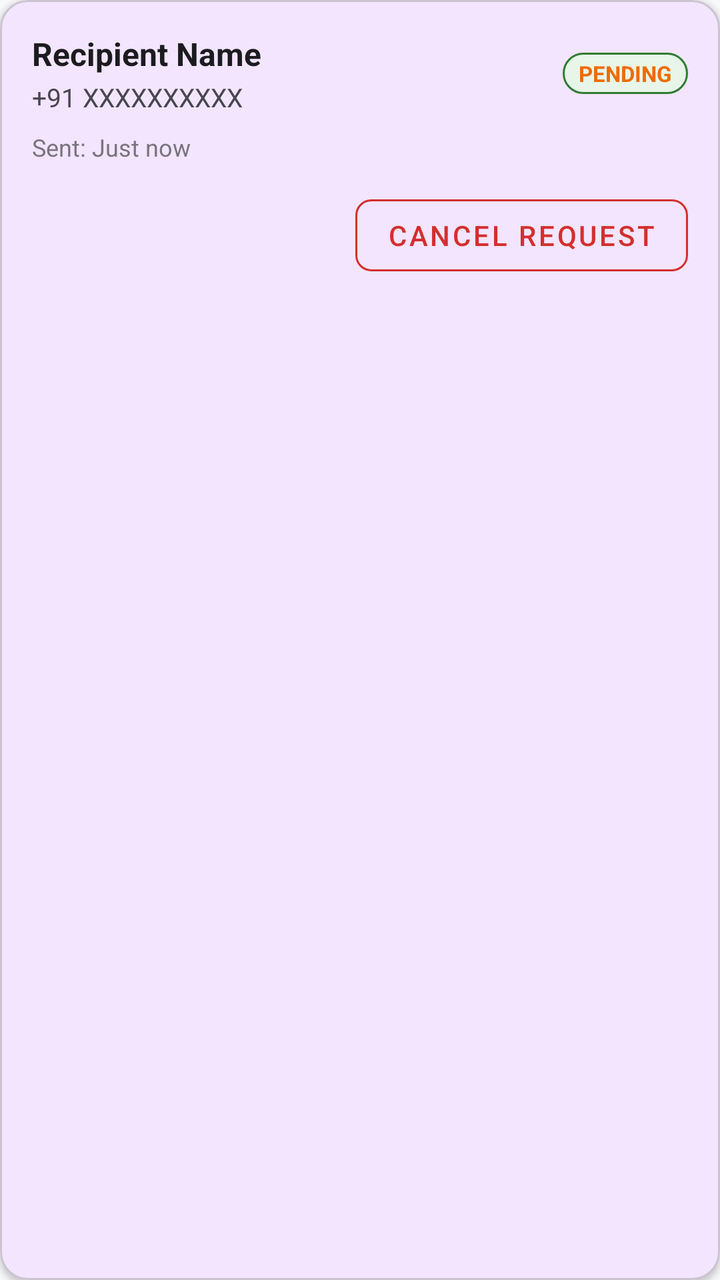
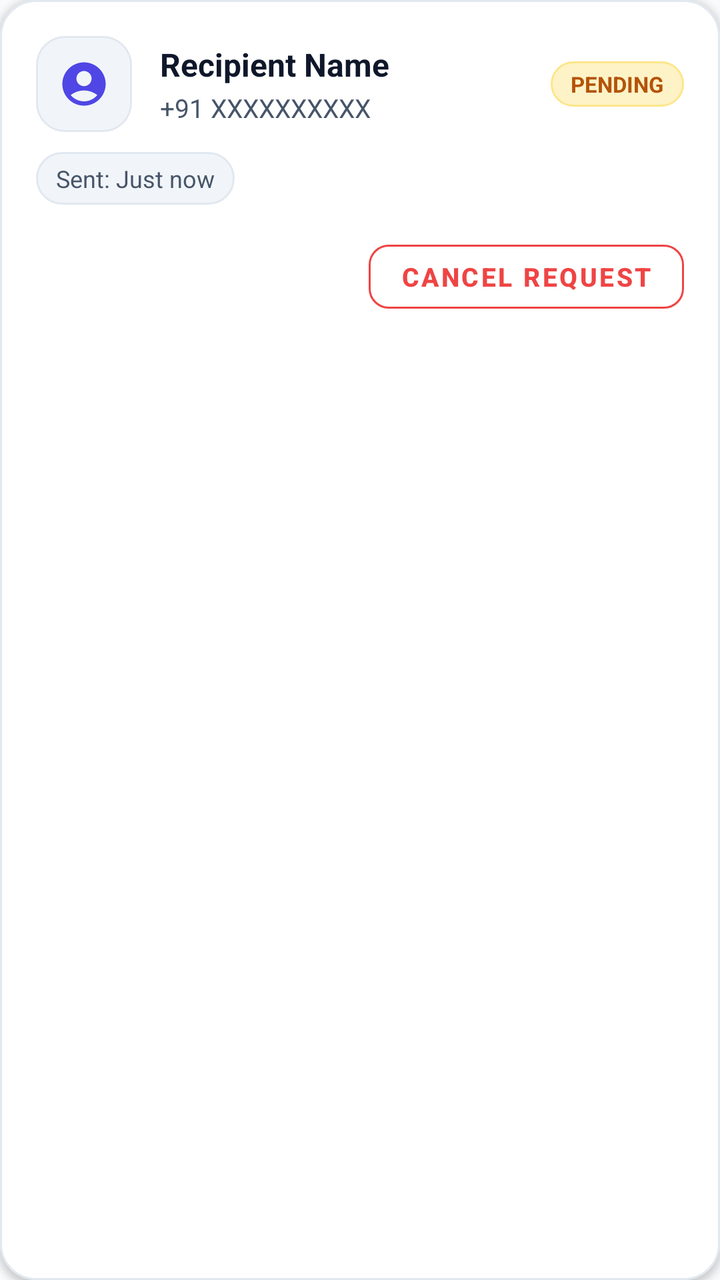

An Android layout rendered at two revisions. The XML below is the earlier revision; the diff shows what the commit changed to produce the second picture.
<!-- AndroidManifest.xml: application theme Theme.SafeTrack -->
<!-- res/layout/item_sent_request.xml -->
<?xml version="1.0" encoding="utf-8"?>
<com.google.android.material.card.MaterialCardView xmlns:android="http://schemas.android.com/apk/res/android"
    xmlns:app="http://schemas.android.com/apk/res-auto"
    android:layout_width="match_parent"
    android:layout_height="wrap_content"
    android:layout_marginBottom="12dp"
    app:cardCornerRadius="14dp"
    app:cardElevation="2dp">

    <LinearLayout
        android:layout_width="match_parent"
        android:layout_height="wrap_content"
        android:orientation="vertical"
        android:padding="16dp">

        <LinearLayout
            android:layout_width="match_parent"
            android:layout_height="wrap_content"
            android:gravity="center_vertical"
            android:orientation="horizontal">

            <LinearLayout
                android:layout_width="0dp"
                android:layout_height="wrap_content"
                android:layout_weight="1"
                android:orientation="vertical">

                <TextView
                    android:id="@+id/tvSentReceiverName"
                    android:layout_width="wrap_content"
                    android:layout_height="wrap_content"
                    android:text="Recipient Name"
                    android:textColor="@color/text_primary"
                    android:textSize="16sp"
                    android:textStyle="bold" />

                <TextView
                    android:id="@+id/tvSentReceiverPhone"
                    android:layout_width="wrap_content"
                    android:layout_height="wrap_content"
                    android:layout_marginTop="2dp"
                    android:text="+91 XXXXXXXXXX"
                    android:textColor="@color/text_secondary"
                    android:textSize="13sp" />
            </LinearLayout>

            <TextView
                android:id="@+id/tvSentStatusBadge"
                android:layout_width="wrap_content"
                android:layout_height="wrap_content"
                android:background="@drawable/bg_status_badge"
                android:paddingStart="8dp"
                android:paddingTop="3dp"
                android:paddingEnd="8dp"
                android:paddingBottom="3dp"
                android:text="PENDING"
                android:textColor="@color/safety_amber"
                android:textSize="11sp"
                android:textStyle="bold" />
        </LinearLayout>

        <TextView
            android:id="@+id/tvSentRequestTime"
            android:layout_width="wrap_content"
            android:layout_height="wrap_content"
            android:layout_marginTop="8dp"
            android:text="Sent: Just now"
            android:textColor="@color/text_hint"
            android:textSize="12sp" />

        <LinearLayout
            android:layout_width="match_parent"
            android:layout_height="wrap_content"
            android:layout_marginTop="12dp"
            android:gravity="end"
            android:orientation="horizontal">

            <com.google.android.material.button.MaterialButton
                android:id="@+id/btnCancelSentRequest"
                style="@style/Widget.MaterialComponents.Button.OutlinedButton"
                android:layout_width="wrap_content"
                android:layout_height="wrap_content"
                android:text="Cancel Request"
                android:textColor="@color/safety_red"
                app:cornerRadius="8dp"
                app:strokeColor="@color/safety_red" />
        </LinearLayout>

    </LinearLayout>
</com.google.android.material.card.MaterialCardView>
<!-- resources referenced by this layout -->
<resources>
  <color name="safety_amber">#ED6C02</color>
  <color name="safety_red">#D32F2F</color>
  <color name="text_hint">#79747E</color>
  <color name="text_primary">#1C1B1F</color>
  <color name="text_secondary">#49454F</color>
  <!-- drawable bg_status_badge (drawable) -->
  <?xml version="1.0" encoding="utf-8"?>
  <shape xmlns:android="http://schemas.android.com/apk/res/android"
      android:shape="rectangle">
      <corners android:radius="16dp" />
      <solid android:color="@color/safety_green_light" />
      <stroke
          android:width="1dp"
          android:color="@color/safety_green" />
  </shape>
  <style name="Theme.SafeTrack" parent="Theme.Material3.DayNight.NoActionBar">
          
          <item name="colorPrimary">@color/primary</item>
          <item name="colorPrimaryVariant">@color/primary_variant</item>
          <item name="colorOnPrimary">@color/surface_light</item>
          
          <item name="colorSecondary">@color/secondary</item>
          <item name="colorSecondaryVariant">@color/secondary_variant</item>
          <item name="colorOnSecondary">@color/text_primary</item>
          
          <item name="android:statusBarColor">@color/primary_variant</item>
          <item name="android:windowLightStatusBar">false</item>
          <item name="android:windowBackground">@color/background_light</item>
      </style>
  <color name="safety_green_light">#E8F5E9</color>
  <color name="safety_green">#2E7D32</color>
  <color name="primary">#6200EE</color>
  <color name="primary_variant">#3700B3</color>
  <color name="surface_light">#FFFFFF</color>
  <color name="secondary">#03DAC6</color>
  <color name="secondary_variant">#018786</color>
  <color name="background_light">#F8F9FA</color>
</resources>

<!-- the commit's change to res/layout/item_sent_request.xml (unified diff, before → after) -->
@@ -4,14 +4,16 @@
     android:layout_width="match_parent"
     android:layout_height="wrap_content"
     android:layout_marginBottom="12dp"
-    app:cardCornerRadius="14dp"
-    app:cardElevation="2dp">
+    app:cardCornerRadius="18dp"
+    app:cardElevation="2dp"
+    app:strokeColor="@color/card_stroke"
+    app:strokeWidth="1dp">
 
     <LinearLayout
         android:layout_width="match_parent"
         android:layout_height="wrap_content"
         android:orientation="vertical"
-        android:padding="16dp">
+        android:padding="18dp">
 
         <LinearLayout
             android:layout_width="match_parent"
@@ -19,9 +21,23 @@
             android:gravity="center_vertical"
             android:orientation="horizontal">
 
+            <FrameLayout
+                android:layout_width="48dp"
+                android:layout_height="48dp"
+                android:background="@drawable/bg_stat_card">
+
+                <ImageView
+                    android:layout_width="26dp"
+                    android:layout_height="26dp"
+                    android:layout_gravity="center"
+                    android:src="@drawable/ic_avatar_default"
+                    app:tint="@color/primary" />
+            </FrameLayout>
+
             <LinearLayout
                 android:layout_width="0dp"
                 android:layout_height="wrap_content"
+                android:layout_marginStart="14dp"
                 android:layout_weight="1"
                 android:orientation="vertical">
 
@@ -48,13 +64,13 @@
                 android:id="@+id/tvSentStatusBadge"
                 android:layout_width="wrap_content"
                 android:layout_height="wrap_content"
-                android:background="@drawable/bg_status_badge"
-                android:paddingStart="8dp"
-                android:paddingTop="3dp"
-                android:paddingEnd="8dp"
-                android:paddingBottom="3dp"
+                android:background="@drawable/bg_pill_paused"
+                android:paddingStart="10dp"
+                android:paddingTop="4dp"
+                android:paddingEnd="10dp"
+                android:paddingBottom="4dp"
                 android:text="PENDING"
-                android:textColor="@color/safety_amber"
+                android:textColor="@color/pill_paused_text"
                 android:textSize="11sp"
                 android:textStyle="bold" />
         </LinearLayout>
@@ -63,15 +79,20 @@
             android:id="@+id/tvSentRequestTime"
             android:layout_width="wrap_content"
             android:layout_height="wrap_content"
-            android:layout_marginTop="8dp"
+            android:layout_marginTop="10dp"
+            android:background="@drawable/bg_stat_card"
+            android:paddingStart="10dp"
+            android:paddingTop="5dp"
+            android:paddingEnd="10dp"
+            android:paddingBottom="5dp"
             android:text="Sent: Just now"
-            android:textColor="@color/text_hint"
+            android:textColor="@color/text_secondary"
             android:textSize="12sp" />
 
         <LinearLayout
             android:layout_width="match_parent"
             android:layout_height="wrap_content"
-            android:layout_marginTop="12dp"
+            android:layout_marginTop="14dp"
             android:gravity="end"
             android:orientation="horizontal">
 
@@ -79,10 +100,12 @@
                 android:id="@+id/btnCancelSentRequest"
                 style="@style/Widget.MaterialComponents.Button.OutlinedButton"
                 android:layout_width="wrap_content"
-                android:layout_height="wrap_content"
+                android:layout_height="44dp"
                 android:text="Cancel Request"
                 android:textColor="@color/safety_red"
-                app:cornerRadius="8dp"
+                android:textSize="13sp"
+                android:textStyle="bold"
+                app:cornerRadius="10dp"
                 app:strokeColor="@color/safety_red" />
         </LinearLayout>
 
<!-- resource entries referenced after the edit -->
@@ -1,41 +1,82 @@
 <!-- resources referenced by this layout -->
 <resources>
-  <color name="safety_amber">#ED6C02</color>
-  <color name="safety_red">#D32F2F</color>
-  <color name="text_hint">#79747E</color>
-  <color name="text_primary">#1C1B1F</color>
-  <color name="text_secondary">#49454F</color>
-  <!-- drawable bg_status_badge (drawable) -->
+  <color name="card_stroke">#E2E8F0</color>
+  <color name="pill_paused_text">#B45309</color>
+  <color name="safety_red">#EF4444</color>
+  <color name="text_primary">#0F172A</color>
+  <color name="text_secondary">#475569</color>
+  <!-- drawable bg_pill_paused (drawable) -->
   <?xml version="1.0" encoding="utf-8"?>
   <shape xmlns:android="http://schemas.android.com/apk/res/android"
       android:shape="rectangle">
-      <corners android:radius="16dp" />
-      <solid android:color="@color/safety_green_light" />
+      <solid android:color="@color/pill_paused_bg" />
       <stroke
           android:width="1dp"
-          android:color="@color/safety_green" />
+          android:color="@color/safety_amber_border" />
+      <corners android:radius="20dp" />
   </shape>
+  <!-- drawable bg_stat_card (drawable) -->
+  <?xml version="1.0" encoding="utf-8"?>
+  <shape xmlns:android="http://schemas.android.com/apk/res/android"
+      android:shape="rectangle">
+      <solid android:color="#F1F5F9" />
+      <stroke
+          android:width="1dp"
+          android:color="#E2E8F0" />
+      <corners android:radius="14dp" />
+  </shape>
+  <!-- drawable ic_avatar_default (drawable) -->
+  <vector xmlns:android="http://schemas.android.com/apk/res/android"
+      android:width="24dp"
+      android:height="24dp"
+      android:viewportWidth="24"
+      android:viewportHeight="24">
+    <path
+        android:fillColor="#FF000000"
+        android:pathData="M12,2C6.48,2 2,6.48 2,12s4.48,10 10,10 10,-4.48 10,-10S17.52,2 12,2zM12,6c1.93,0 3.5,1.57 3.5,3.5S13.93,13 12,13s-3.5,-1.57 -3.5,-3.5S10.07,6 12,6zM12,20c-2.03,0 -4.43,-0.82 -6.14,-2.88C7.55,15.8 9.68,15 12,15s4.45,0.8 6.14,2.12C16.43,19.18 14.03,20 12,20z"/>
+  </vector>
   <style name="Theme.SafeTrack" parent="Theme.Material3.DayNight.NoActionBar">
           
           <item name="colorPrimary">@color/primary</item>
-          <item name="colorPrimaryVariant">@color/primary_variant</item>
+          <item name="colorPrimaryVariant">@color/primary_dark</item>
           <item name="colorOnPrimary">@color/surface_light</item>
+          <item name="colorPrimaryContainer">@color/primary_light</item>
+          <item name="colorOnPrimaryContainer">@color/primary_dark</item>
+  
           
           <item name="colorSecondary">@color/secondary</item>
           <item name="colorSecondaryVariant">@color/secondary_variant</item>
-          <item name="colorOnSecondary">@color/text_primary</item>
+          <item name="colorOnSecondary">@color/surface_light</item>
+          <item name="colorSecondaryContainer">@color/secondary_light</item>
+          <item name="colorOnSecondaryContainer">@color/secondary_variant</item>
+  
           
           <item name="android:statusBarColor">@color/primary_variant</item>
           <item name="android:windowLightStatusBar">false</item>
+          <item name="android:navigationBarColor">@color/surface_light</item>
+          <item name="android:windowLightNavigationBar" tools:targetApi="o_mr1">true</item>
           <item name="android:windowBackground">@color/background_light</item>
+  
+          
+          <item name="materialCardViewStyle">@style/Widget.SafeTrack.Card</item>
       </style>
-  <color name="safety_green_light">#E8F5E9</color>
-  <color name="safety_green">#2E7D32</color>
-  <color name="primary">#6200EE</color>
-  <color name="primary_variant">#3700B3</color>
+  <color name="pill_paused_bg">#FEF3C7</color>
+  <color name="safety_amber_border">#FDE68A</color>
+  <color name="primary_dark">#3730A3</color>
+  <color name="primary">#4F46E5</color>
+  <color name="primary_variant">#312E81</color>
   <color name="surface_light">#FFFFFF</color>
-  <color name="secondary">#03DAC6</color>
-  <color name="secondary_variant">#018786</color>
-  <color name="background_light">#F8F9FA</color>
+  <color name="primary_light">#EEF2FF</color>
+  <color name="secondary">#0EA5E9</color>
+  <color name="secondary_variant">#0284C7</color>
+  <color name="secondary_light">#E0F2FE</color>
+  <color name="background_light">#F8FAFC</color>
+  <style name="Widget.SafeTrack.Card" parent="Widget.Material3.CardView.Elevated">
+          <item name="cardElevation">2dp</item>
+          <item name="cardCornerRadius">16dp</item>
+          <item name="strokeColor">@color/card_stroke</item>
+          <item name="strokeWidth">1dp</item>
+          <item name="cardBackgroundColor">@color/surface_light</item>
+      </style>
 </resources>
 
